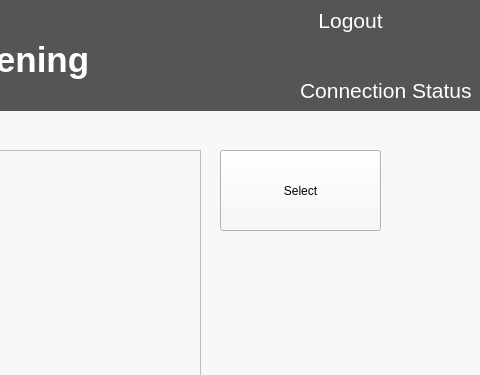
Old version of the form QT/learn.ui in the repository LuciaCG/Bluebird; both pictures show x 570 to 1050 and y 0 to 375 of the 1050 by 680 pixel window.
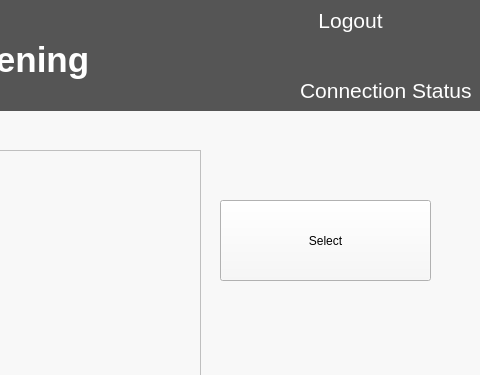
New version of the form.

What changed in the file:
```diff
--- a/QT/learn.ui
+++ b/QT/learn.ui
@@ -148,8 +148,8 @@
     <property name="geometry">
      <rect>
       <x>790</x>
-      <y>150</y>
-      <width>161</width>
+      <y>200</y>
+      <width>211</width>
       <height>81</height>
      </rect>
     </property>
```
Left out of the diff: 9 changed lines with no effect on the pictures.
